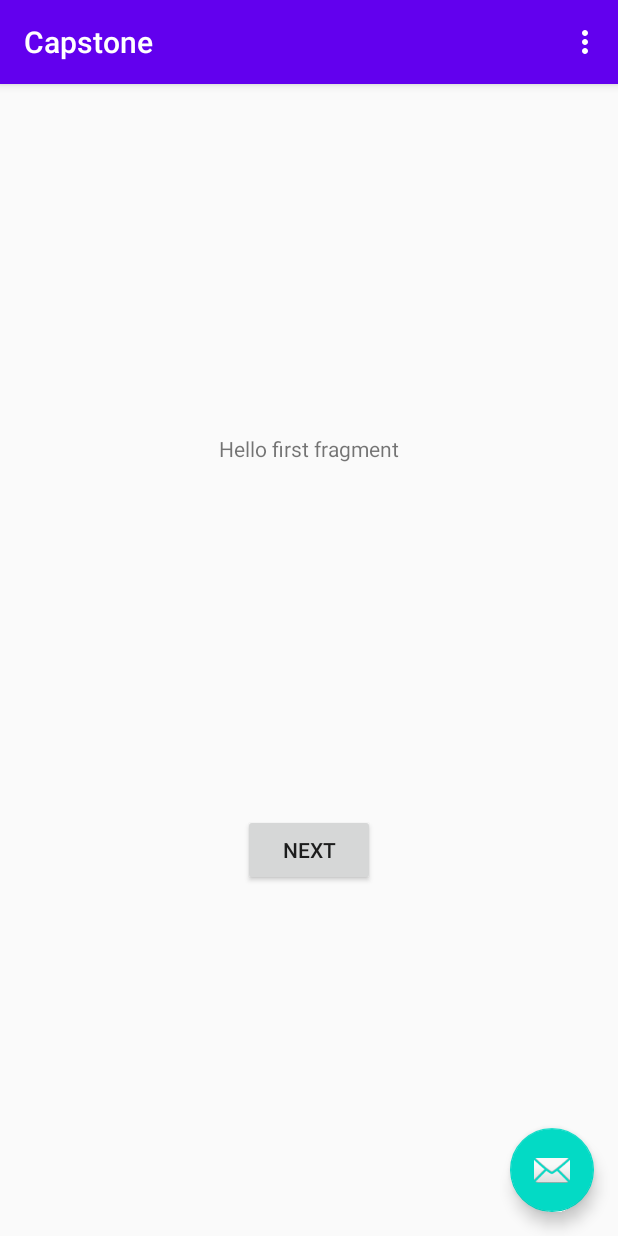
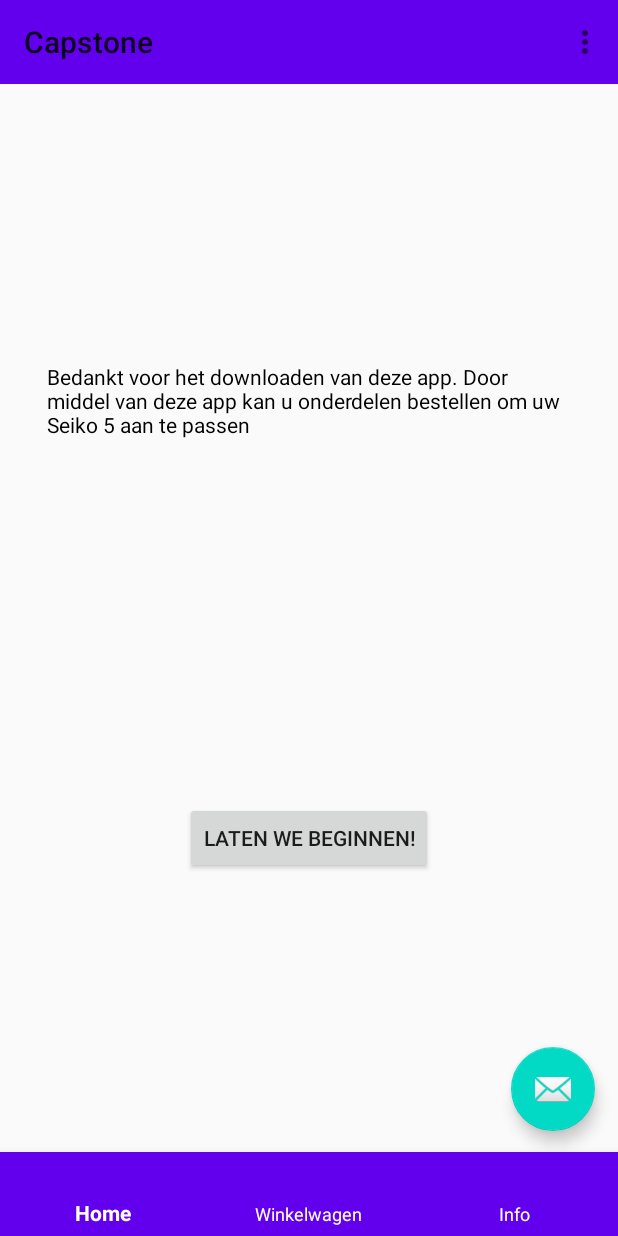
Before and after one commit to scarmoll/CapstoneProject, an Android app: the screen it shows after launch (MainActivity), on a phone screen of 412 x 824 dp. Run offline under Robolectric (Android 15) with nearby library versions, the phone set to English and light mode, and no system bars.

Commit message:
nav bar, welcome/parts fragment

```diff
--- a/app/src/main/java/com/example/capstone/FirstFragment.kt
+++ b/app/src/main/java/com/example/capstone/FirstFragment.kt
@@ -18,7 +18,7 @@ class FirstFragment : Fragment() {
             savedInstanceState: Bundle?
     ): View? {
         // Inflate the layout for this fragment
-        return inflater.inflate(R.layout.fragment_first, container, false)
+        return inflater.inflate(R.layout.fragment_welcome, container, false)
     }
 
     override fun onViewCreated(view: View, savedInstanceState: Bundle?) {
--- a/app/src/main/java/com/example/capstone/SecondFragment.kt
+++ b/app/src/main/java/com/example/capstone/SecondFragment.kt
@@ -18,7 +18,7 @@ class SecondFragment : Fragment() {
             savedInstanceState: Bundle?
     ): View? {
         // Inflate the layout for this fragment
-        return inflater.inflate(R.layout.fragment_second, container, false)
+        return inflater.inflate(R.layout.fragment_parts, container, false)
     }
 
     override fun onViewCreated(view: View, savedInstanceState: Bundle?) {
--- a/app/src/main/res/layout/activity_main.xml
+++ b/app/src/main/res/layout/activity_main.xml
@@ -11,13 +11,6 @@
         android:layout_height="wrap_content"
         android:theme="@style/AppTheme.AppBarOverlay">
 
-        <androidx.appcompat.widget.Toolbar
-            android:id="@+id/toolbar"
-            android:layout_width="match_parent"
-            android:layout_height="?attr/actionBarSize"
-            android:background="?attr/colorPrimary"
-            app:popupTheme="@style/AppTheme.PopupOverlay" />
-
     </com.google.android.material.appbar.AppBarLayout>
 
     <com.google.android.material.floatingactionbutton.FloatingActionButton
@@ -25,9 +18,29 @@
         android:layout_width="wrap_content"
         android:layout_height="wrap_content"
         android:layout_gravity="bottom|end"
-        android:layout_margin="@dimen/fab_margin"
+        android:layout_marginRight="15dp"
+        android:layout_marginBottom="70dp"
         app:srcCompat="@android:drawable/ic_dialog_email" />
+
 
     <include layout="@layout/content_main" />
 
+
+    <androidx.appcompat.widget.Toolbar
+        android:id="@+id/toolbar"
+        android:layout_width="match_parent"
+        android:layout_height="?attr/actionBarSize"
+        android:background="?attr/colorPrimary"
+        app:popupTheme="@style/AppTheme.PopupOverlay" />
+
+    <com.google.android.material.bottomnavigation.BottomNavigationView
+        android:id="@+id/bottom_navigation"
+        android:layout_width="match_parent"
+        android:layout_height="wrap_content"
+        app:itemBackground="@color/colorPrimary"
+        app:itemHorizontalTranslationEnabled="false"
+        app:itemTextColor="@android:color/white"
+        app:menu="@menu/bottom_navigation_menu"
+        android:layout_gravity="bottom|end"
+        />
 </androidx.coordinatorlayout.widget.CoordinatorLayout>
--- a/app/src/main/res/layout/fragment_first.xml
+++ b/app/src/main/res/layout/fragment_welcome.xml
@@ -10,7 +10,7 @@
         android:id="@+id/button_first"
         android:layout_width="wrap_content"
         android:layout_height="wrap_content"
-        android:text="@string/next"
+        android:text="@string/begin"
         app:layout_constraintBottom_toBottomOf="parent"
         app:layout_constraintEnd_toEndOf="parent"
         app:layout_constraintStart_toStartOf="parent"
@@ -18,9 +18,10 @@
 
     <TextView
         android:id="@+id/textview_first"
-        android:layout_width="wrap_content"
+        android:layout_width="350dp"
         android:layout_height="wrap_content"
-        android:text="@string/hello_first_fragment"
+        android:text="@string/bedankt"
+        android:textColor="@android:color/black"
         app:layout_constraintBottom_toTopOf="@id/button_first"
         app:layout_constraintEnd_toEndOf="parent"
         app:layout_constraintStart_toStartOf="parent"
--- /dev/null
+++ b/app/src/main/res/menu/bottom_navigation_menu.xml
@@ -0,0 +1,19 @@
+<menu xmlns:android="http://schemas.android.com/apk/res/android"
+    xmlns:app="http://schemas.android.com/apk/res-auto"
+    xmlns:tools="http://schemas.android.com/tools"
+    tools:context="com.example.capstone.MainActivity">
+    <item
+        android:id="@+id/page_1"
+        android:enabled="true"
+        android:title="@string/home" />
+
+    <item
+        android:id="@+id/page_2"
+        android:enabled="true"
+        android:title="@string/winkelwagen" />
+
+    <item
+        android:id="@+id/page_3"
+        android:enabled="true"
+        android:title="@string/info" />
+</menu>
--- a/app/src/main/res/navigation/nav_graph.xml
+++ b/app/src/main/res/navigation/nav_graph.xml
@@ -9,7 +9,7 @@
         android:id="@+id/FirstFragment"
         android:name="com.example.capstone.FirstFragment"
         android:label="@string/first_fragment_label"
-        tools:layout="@layout/fragment_first">
+        tools:layout="@layout/fragment_welcome">
 
         <action
             android:id="@+id/action_FirstFragment_to_SecondFragment"
@@ -19,7 +19,7 @@
         android:id="@+id/SecondFragment"
         android:name="com.example.capstone.SecondFragment"
         android:label="@string/second_fragment_label"
-        tools:layout="@layout/fragment_second">
+        tools:layout="@layout/fragment_parts">
 
         <action
             android:id="@+id/action_SecondFragment_to_FirstFragment"
--- a/app/src/main/res/values/strings.xml
+++ b/app/src/main/res/values/strings.xml
@@ -9,4 +9,12 @@
 
     <string name="hello_first_fragment">Hello first fragment</string>
     <string name="hello_second_fragment">Hello second fragment. Arg: %1$s</string>
+
+    <string name="begin">Laten we beginnen!</string>
+    <string name="bedankt">Bedankt voor het downloaden van deze app. Door middel van deze app kan u onderdelen bestellen om uw Seiko 5 aan te passen</string>
+
+    <string name="home">Home</string>
+    <string name="winkelwagen">Winkelwagen</string>
+    <string name="info">Info</string>
+
 </resources>
```
Also changed, not shown: app/src/main/res/layout/fragment_parts.xml (renamed from app/src/main/res/layout/fragment_second.xml, +8 -2 lines), app/src/main/res/layout/item_part.xml (added, +29 -0 lines).
